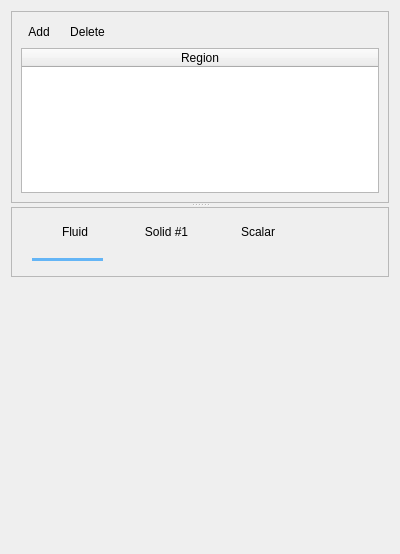
The window that gui/uifiles/initial_conditions.ui (truongd8593/mfix) describes before a commit, drawn with Qt 5.
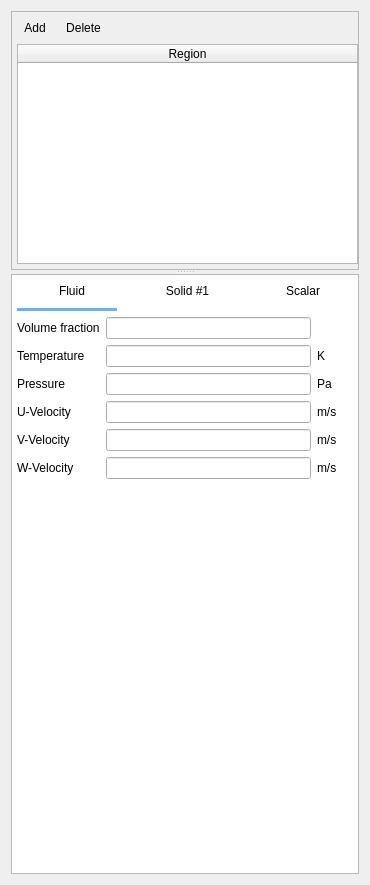
The same window after the commit.

Commit message: work on ICs pane

```diff
--- a/gui/uifiles/initial_conditions.ui
+++ b/gui/uifiles/initial_conditions.ui
@@ -6,8 +6,8 @@
    <rect>
     <x>0</x>
     <y>0</y>
-    <width>400</width>
-    <height>554</height>
+    <width>370</width>
+    <height>885</height>
    </rect>
   </property>
   <property name="windowTitle">
@@ -27,6 +27,18 @@
        <enum>QFrame::Raised</enum>
       </property>
       <layout class="QVBoxLayout" name="verticalLayout_2">
+       <property name="leftMargin">
+        <number>5</number>
+       </property>
+       <property name="topMargin">
+        <number>5</number>
+       </property>
+       <property name="rightMargin">
+        <number>0</number>
+       </property>
+       <property name="bottomMargin">
+        <number>5</number>
+       </property>
        <item>
         <layout class="QHBoxLayout" name="horizontalLayout">
          <item>
@@ -72,6 +84,9 @@
            <height>16777215</height>
           </size>
          </property>
+         <property name="horizontalScrollBarPolicy">
+          <enum>Qt::ScrollBarAlwaysOff</enum>
+         </property>
          <property name="selectionMode">
           <enum>QAbstractItemView::SingleSelection</enum>
          </property>
@@ -94,6 +109,15 @@
       </layout>
      </widget>
      <widget class="QScrollArea" name="scrollArea">
+      <property name="minimumSize">
+       <size>
+        <width>0</width>
+        <height>600</height>
+       </size>
+      </property>
+      <property name="styleSheet">
+       <string notr="true">QWidget#scrollAreaWidgetContents{background-color:white}</string>
+      </property>
       <property name="widgetResizable">
        <bool>true</bool>
       </property>
@@ -102,23 +126,69 @@
         <rect>
          <x>0</x>
          <y>0</y>
-         <width>378</width>
-         <height>85</height>
+         <width>348</width>
+         <height>596</height>
         </rect>
        </property>
+       <layout class="QVBoxLayout" name="verticalLayout_3">
+        <property name="leftMargin">
+         <number>5</number>
+        </property>
+        <property name="topMargin">
+         <number>5</number>
+        </property>
+        <property name="rightMargin">
+         <number>0</number>
+        </property>
+        <property name="bottomMargin">
+         <number>5</number>
+        </property>
+        <item>
+         <layout class="QHBoxLayout" name="tab_box">
+          <item>
+           <widget class="QPushButton" name="tab_0">
+            <property name="text">
+             <string>Fluid</string>
+            </property>
+            <property name="flat">
+             <bool>true</bool>
+            </property>
+           </widget>
+          </item>
+          <item>
+           <widget class="QPushButton" name="tab_1">
+            <property name="text">
+             <string>Solid #1</string>
+            </property>
+            <property name="flat">
+             <bool>true</bool>
+            </property>
+           </widget>
+          </item>
+          <item>
+           <widget class="QPushButton" name="tab_2">
+            <property name="text">
+             <string>Scalar</string>
+            </property>
+            <property name="flat">
+             <bool>true</bool>
+            </property>
+           </widget>
+          </item>
+         </layout>
+        </item>
+        <item>
        <widget class="Line" name="line">
-        <property name="geometry">
-         <rect>
-          <x>20</x>
-          <y>50</y>
-          <width>71</width>
-          <height>3</height>
-         </rect>
-        </property>
         <property name="minimumSize">
          <size>
           <width>0</width>
-          <height>0</height>
+            <height>3</height>
+           </size>
+          </property>
+          <property name="maximumSize">
+           <size>
+            <width>100</width>
+            <height>3</height>
          </size>
         </property>
         <property name="styleSheet">
@@ -134,51 +204,105 @@
          <enum>Qt::Horizontal</enum>
         </property>
        </widget>
-       <widget class="QWidget" name="layoutWidget">
-        <property name="geometry">
-         <rect>
-          <x>20</x>
-          <y>10</y>
-          <width>269</width>
-          <height>29</height>
-         </rect>
-        </property>
-        <layout class="QHBoxLayout" name="horizontalLayout_2">
+        </item>
          <item>
-          <widget class="QPushButton" name="pushButton">
+         <layout class="QGridLayout" name="gridLayout">
+          <item row="1" column="0" colspan="2">
+           <widget class="QLabel" name="label_2">
            <property name="text">
-            <string>Fluid</string>
-           </property>
-           <property name="flat">
-            <bool>true</bool>
+             <string>Temperature</string>
+            </property>
+           </widget>
+          </item>
+          <item row="1" column="7">
+           <widget class="QLabel" name="label_3">
+            <property name="text">
+             <string>K</string>
            </property>
           </widget>
          </item>
-         <item>
-          <widget class="QPushButton" name="pushButton_2">
+          <item row="3" column="0" colspan="2">
+           <widget class="QLabel" name="label_4">
            <property name="text">
-            <string>Solid #1</string>
-           </property>
-           <property name="flat">
-            <bool>true</bool>
+             <string>U-Velocity</string>
+            </property>
+           </widget>
+          </item>
+          <item row="4" column="0" colspan="2">
+           <widget class="QLabel" name="label_8">
+            <property name="text">
+             <string>V-Velocity</string>
            </property>
           </widget>
          </item>
-         <item>
-          <widget class="QPushButton" name="pushButton_3">
+          <item row="5" column="0" colspan="2">
+           <widget class="QLabel" name="label_10">
            <property name="text">
-            <string>Scalar</string>
-           </property>
-           <property name="flat">
-            <bool>true</bool>
+             <string>W-Velocity</string>
+            </property>
+           </widget>
+          </item>
+          <item row="0" column="0" colspan="2">
+           <widget class="QLabel" name="label">
+            <property name="text">
+             <string>Volume fraction</string>
            </property>
           </widget>
          </item>
-        </layout>
-       </widget>
-      </widget>
-     </widget>
-    </widget>
+          <item row="1" column="2" colspan="5">
+           <widget class="QLineEdit" name="lineEdit_2"/>
+          </item>
+          <item row="0" column="2" colspan="5">
+           <widget class="QLineEdit" name="lineEdit"/>
+          </item>
+          <item row="2" column="0" colspan="2">
+           <widget class="QLabel" name="label_5">
+            <property name="text">
+             <string>Pressure</string>
+            </property>
+           </widget>
+          </item>
+          <item row="2" column="7">
+           <widget class="QLabel" name="label_6">
+            <property name="text">
+             <string>Pa</string>
+            </property>
+           </widget>
+          </item>
+          <item row="2" column="2" colspan="5">
+           <widget class="QLineEdit" name="lineEdit_3"/>
+          </item>
+          <item row="3" column="7">
+           <widget class="QLabel" name="label_7">
+            <property name="text">
+             <string>m/s</string>
+            </property>
+           </widget>
+          </item>
+          <item row="3" column="2" colspan="5">
+           <widget class="QLineEdit" name="lineEdit_4"/>
+          </item>
+          <item row="4" column="7">
+           <widget class="QLabel" name="label_9">
+            <property name="text">
+             <string>m/s</string>
+            </property>
+           </widget>
+          </item>
+          <item row="4" column="2" colspan="5">
+           <widget class="QLineEdit" name="lineEdit_5"/>
+          </item>
+          <item row="5" column="7">
+           <widget class="QLabel" name="label_11">
+            <property name="text">
+             <string>m/s</string>
+            </property>
+           </widget>
+          </item>
+          <item row="5" column="2" colspan="5">
+           <widget class="QLineEdit" name="lineEdit_6"/>
+          </item>
+         </layout>
    </item>
    <item>
     <spacer name="verticalSpacer">
@@ -188,10 +312,33 @@
      <property name="sizeHint" stdset="0">
       <size>
        <width>20</width>
-       <height>40</height>
+            <height>363</height>
       </size>
      </property>
     </spacer>
+        </item>
+       </layout>
+       <zorder>line</zorder>
+       <zorder>label_2</zorder>
+       <zorder>label_3</zorder>
+       <zorder>lineEdit_2</zorder>
+       <zorder>label_5</zorder>
+       <zorder>lineEdit_3</zorder>
+       <zorder>label_6</zorder>
+       <zorder>label_4</zorder>
+       <zorder>lineEdit_4</zorder>
+       <zorder>label_7</zorder>
+       <zorder>label_8</zorder>
+       <zorder>lineEdit_5</zorder>
+       <zorder>label_9</zorder>
+       <zorder>label_10</zorder>
+       <zorder>lineEdit_6</zorder>
+       <zorder>label_11</zorder>
+       <zorder>label_11</zorder>
+       <zorder>verticalSpacer</zorder>
+      </widget>
+     </widget>
+    </widget>
    </item>
   </layout>
  </widget>
```
Lines whose indentation alone changed are shown as unchanged.
